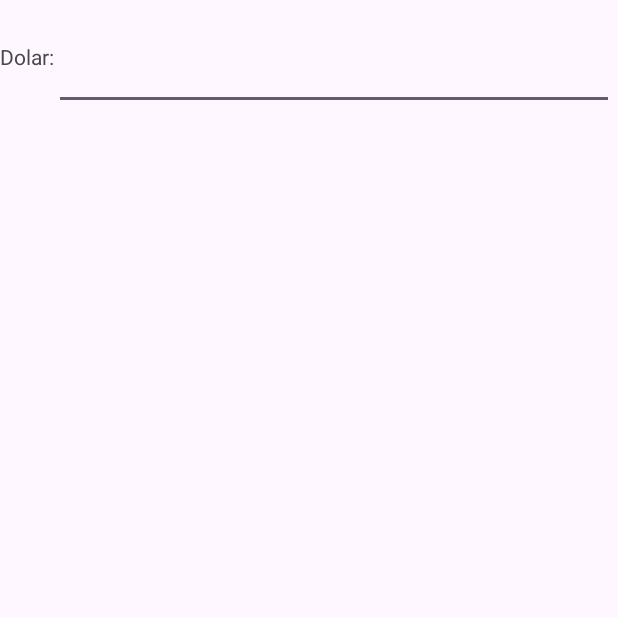
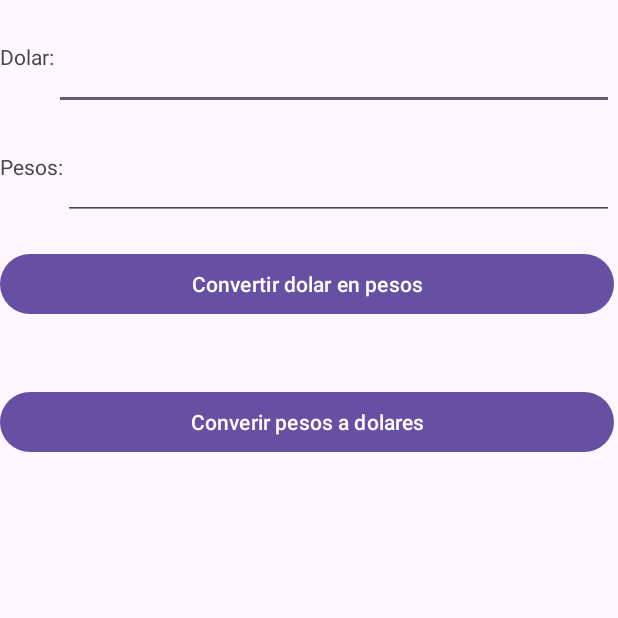
Before and after one commit to AleksIvanVel/fes_aragon, an Android app: the screen it shows after launch (ConversorActivity), on a phone screen of 412 x 824 dp, the top half of it. Before the commit the part shown is almost empty. Run offline under Robolectric (Android 15) with nearby library versions, the phone set to English and light mode, and no system bars.

Commit message:
UPDATE app calculadora

```diff
--- a/SEMESTRE_6/TEMAS_ESPECIALES_COMPUTACION/calculadora/app/src/main/java/com/example/calculadorapesodolar/ConversorActivity.java
+++ b/SEMESTRE_6/TEMAS_ESPECIALES_COMPUTACION/calculadora/app/src/main/java/com/example/calculadorapesodolar/ConversorActivity.java
@@ -7,9 +7,14 @@ import androidx.appcompat.app.AppCompatActivity;
 import androidx.core.graphics.Insets;
 import androidx.core.view.ViewCompat;
 import androidx.core.view.WindowInsetsCompat;
+import android.widget.EditText;
+import android.widget.Button;
+import android.view.View;
 
 public class ConversorActivity extends AppCompatActivity {
 
+    private EditText campoDolar;
+    private EditText campoPesos;
     @Override
     protected void onCreate(Bundle savedInstanceState) {
         super.onCreate(savedInstanceState);
@@ -20,5 +25,32 @@ public class ConversorActivity extends AppCompatActivity {
             v.setPadding(systemBars.left, systemBars.top, systemBars.right, systemBars.bottom);
             return insets;
         });
+
+        campoDolar = (EditText) findViewById(R.id.dolar);
+        campoPesos = (EditText) findViewById(R.id.pesos);
+
+        Button dolarAPesos = (Button) findViewById(R.id.dolar2pesos);
+        Button pesosADolar = (Button) findViewById(R.id.pesos2dolar);
+
+        dolarAPesos.setOnClickListener(new View.OnClickListener() {
+            public void onClick(View view) {
+                try{
+                    campoDolar.setText(""+Double.parseDouble(campoDolar.getText().toString())*19.92);
+                }catch (Exception e){
+                    campoPesos.setText(getResources().getString(R.string.valorInvalido));
+                }
+            }
+        });
+        pesosADolar.setOnClickListener(new View.OnClickListener() {
+            public void onClick(View view) {
+                try{
+                    campoPesos.setText(""+Double.parseDouble(campoPesos.getText().toString())*19.92);
+                }catch (Exception e){
+                    campoPesos.setText(getResources().getString(R.string.valorInvalido));
+                }
+
+            }
+        });
+
     }
 }
--- a/SEMESTRE_6/TEMAS_ESPECIALES_COMPUTACION/calculadora/app/src/main/res/layout/activity_conversor.xml
+++ b/SEMESTRE_6/TEMAS_ESPECIALES_COMPUTACION/calculadora/app/src/main/res/layout/activity_conversor.xml
@@ -33,7 +33,6 @@
                 android:id="@+id/dolar"
                 android:layout_width="fill_parent"
                 android:layout_height="73dp"
-                tools:text="ingresa la cantidad de dolares"
                 android:inputType="number"
                 tools:ignore="LabelFor" />
         </LinearLayout>
@@ -44,6 +43,19 @@
             android:layout_height="92dp"
             android:orientation="horizontal"
             tools:ignore="MissingConstraints">
+
+            <TextView
+                android:layout_width="wrap_content"
+                android:layout_height="wrap_content"
+                android:text="@string/peso"/>
+
+            <EditText
+                android:id="@+id/pesos"
+                android:layout_width="fill_parent"
+                android:layout_height="73dp"
+                android:inputType="number"
+                tools:ignore="LabelFor" />
+
         </LinearLayout>
 
         <LinearLayout
@@ -52,6 +64,13 @@
             android:layout_height="92dp"
             android:orientation="vertical"
             tools:ignore="MissingConstraints">
+
+            <Button
+                android:id="@+id/dolar2pesos"
+                android:layout_width="match_parent"
+                android:layout_height="wrap_content"
+                android:text="@string/dolar2pesos" />
+
         </LinearLayout>
 
         <LinearLayout
@@ -61,6 +80,12 @@
             android:orientation="vertical"
             tools:ignore="DuplicateIds,MissingConstraints">
 
+            <Button
+                android:id="@+id/pesos2dolar"
+                android:layout_width="match_parent"
+                android:layout_height="wrap_content"
+                android:text="@string/pesos2dolar" />
+
         </LinearLayout>
 
 
--- a/SEMESTRE_6/TEMAS_ESPECIALES_COMPUTACION/calculadora/app/src/main/res/values/strings.xml
+++ b/SEMESTRE_6/TEMAS_ESPECIALES_COMPUTACION/calculadora/app/src/main/res/values/strings.xml
@@ -1,4 +1,9 @@
 <resources>
     <string name="app_name">Conversor</string>
     <string name="dolar">Dolar:</string>
+    <string name="peso">Pesos:</string>
+    <string name="dolar2pesos">Convertir dolar en pesos</string>
+    <string name="pesos2dolar">Converir pesos a dolares</string>
+    <string name="valorInvalido">¡Valor introducido inválido!</string>
+
 </resources>
```
